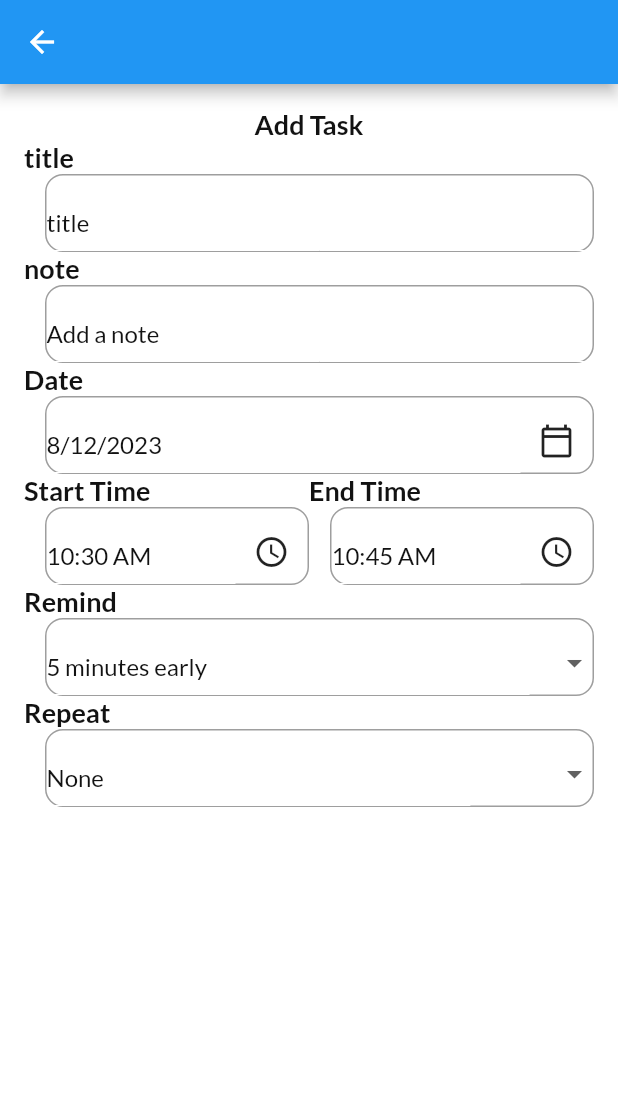
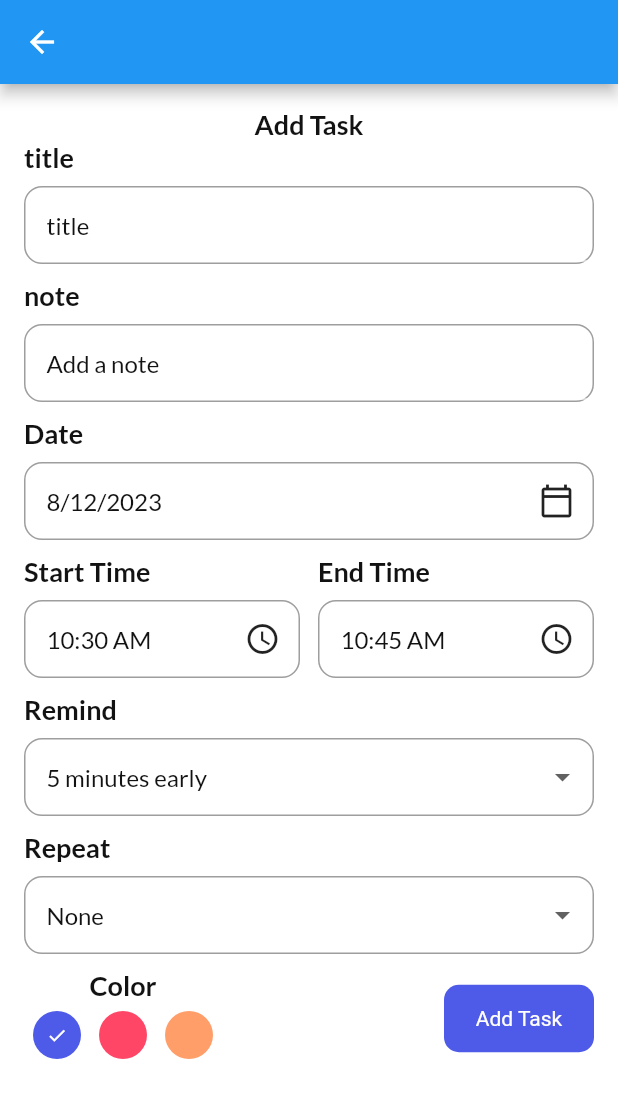
Before and after one commit to dev-KarimAhmed/to_do_app_getx_sqflit, a Flutter app: the AddTaskPage screen opened directly, on a phone screen of 412 x 824 dp. Shown: the top 1098 px of the screen. Run offline on Flutter 3.47's test engine with Material 2 defaults, Android fonts, the phone set to English and light mode, and no system bars; our stand-ins replace get, get_storage, google_fonts; accounts and stored records are empty.

Commit message:
Add task page part 2

```diff
--- a/lib/ui/pages/add_task_page.dart
+++ b/lib/ui/pages/add_task_page.dart
@@ -4,6 +4,7 @@ import 'package:intl/intl.dart';
 
 import '../../controllers/task_controller.dart';
 import '../theme.dart';
+import '../widgets/button.dart';
 import '../widgets/input_field.dart';
 
 class AddTaskPage extends StatefulWidget {
@@ -45,11 +46,13 @@ class _AddTaskPageState extends State<AddTaskPage> {
                 title: 'title',
                 controller: titleController,
               ),
+              SizedBox(height: 10),
               InputField(
                 hint: 'Add a note',
                 title: 'note',
                 controller: noteController,
               ),
+              SizedBox(height: 10),
               InputField(
                 hint: '${DateFormat().add_yMd().format(selectedDate)}',
                 title: 'Date',
@@ -58,6 +61,7 @@ class _AddTaskPageState extends State<AddTaskPage> {
                     onPressed: () {},
                     icon: Icon(Icons.calendar_today_outlined)),
               ),
+              SizedBox(height: 10),
               Row(
                 children: [
                   Expanded(
@@ -69,6 +73,7 @@ class _AddTaskPageState extends State<AddTaskPage> {
                           onPressed: () {}, icon: Icon(Icons.access_time)),
                     ),
                   ),
+                  SizedBox(width: 12),
                   Expanded(
                     child: InputField(
                       hint: '$endTime',
@@ -80,10 +85,13 @@ class _AddTaskPageState extends State<AddTaskPage> {
                   ),
                 ],
               ),
+              SizedBox(height: 10),
               InputField(
                 hint: '$selectedRemind minutes early',
                 title: 'Remind',
-                widget: DropdownButton(
+                widget: Row(
+                  children: [
+                    DropdownButton(
                         borderRadius: BorderRadius.circular(16),
                         dropdownColor: Colors.blueGrey,
                         underline: Container(),
@@ -102,11 +110,17 @@ class _AddTaskPageState extends State<AddTaskPage> {
                             selectedRemind = int.parse(newVal!);
                           });
                         }),
+                    SizedBox(width: 8),
+                  ],
                 ),
+              ),
+              SizedBox(height: 10),
               InputField(
                 hint: '$selectedRepeat',
                 title: 'Repeat',
-                widget: DropdownButton(
+                widget: Row(
+                  children: [
+                    DropdownButton(
                         borderRadius: BorderRadius.circular(16),
                         dropdownColor: Colors.blueGrey,
                         underline: Container(),
@@ -125,11 +139,67 @@ class _AddTaskPageState extends State<AddTaskPage> {
                             selectedRepeat = newVal!;
                           });
                         }),
-              )
+                    SizedBox(width: 8),
+                  ],
+                ),
+              ),
+              SizedBox(height: 10),
+              Row(
+                mainAxisAlignment: MainAxisAlignment.spaceBetween,
+                children: [
+                  Column(
+                    children: [
+                      Text(
+                        'Color',
+                        style: titleStyle,
+                      ),
+                      colorPalette(),
+                    ],
+                  ),
+                  MyButton(
+                    label: 'Add Task',
+                    onTap: () {
+                      Get.back();
+                    },
+                  ),
+                ],
+              ),
             ],
           ),
         ),
       ),
     );
   }
+
+  Wrap colorPalette() {
+    return Wrap(
+      children: List.generate(
+          3,
+          (index) => GestureDetector(
+                onTap: () {
+                  setState(() {
+                    selectedColor = index;
+                  });
+                },
+                child: Padding(
+                  padding: const EdgeInsets.all(6.0),
+                  child: CircleAvatar(
+                    child: selectedColor == index
+                        ? Icon(
+                            Icons.done,
+                            color: Colors.white,
+                            size: 14,
+                          )
+                        : null,
+                    backgroundColor: index == 0
+                        ? primaryClr
+                        : index == 1
+                            ? pinkClr
+                            : orangeClr,
+                    radius: 16,
+                  ),
+                ),
+              )),
+    );
   }
+}
--- a/lib/ui/widgets/input_field.dart
+++ b/lib/ui/widgets/input_field.dart
@@ -27,8 +27,8 @@ class InputField extends StatelessWidget {
           style: titleStyle,
         ),
         Container(
-          padding: EdgeInsets.only(top: 8),
-          margin: EdgeInsets.only(left: 14),
+          padding: EdgeInsets.only(left: 14),
+          margin: EdgeInsets.only(top: 8),
           width: SizeConfig.screenWidth,
           height: 52,
           decoration: BoxDecoration(
```
Lines whose indentation alone changed are shown as unchanged.
